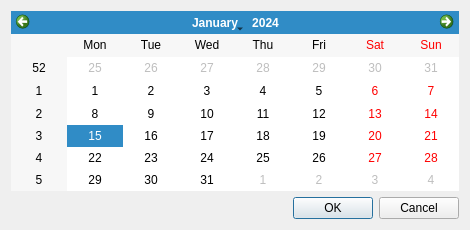
Above: StatConnexion/dialogueSelectionDate.ui from obuloup/StatConnexion before the change. Below: the same form after it.
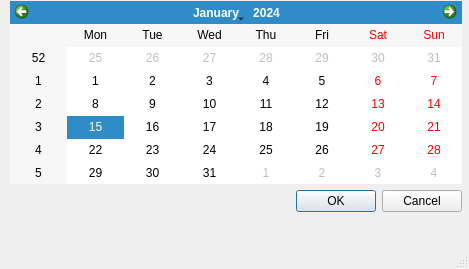
That is the form after the change.

```diff
--- a/StatConnexion/dialogueSelectionDate.ui
+++ b/StatConnexion/dialogueSelectionDate.ui
@@ -1,33 +1,57 @@
 <?xml version="1.0" encoding="UTF-8"?>
 <ui version="4.0">
- <class>selectionDateDialogue</class>
- <widget class="QDialog" name="selectionDateDialogue">
+ <class>MainWindow</class>
+ <widget class="QMainWindow" name="MainWindow">
   <property name="geometry">
    <rect>
     <x>0</x>
     <y>0</y>
-    <width>470</width>
-    <height>230</height>
+    <width>469</width>
+    <height>269</height>
    </rect>
   </property>
   <property name="windowTitle">
    <string>Dialogue de selection de date</string>
   </property>
-  <layout class="QGridLayout" name="gridLayout">
-   <item row="0" column="0">
-    <widget class="QCalendarWidget" name="calendarWidget"/>
-   </item>
-   <item row="1" column="0">
-    <widget class="QDialogButtonBox" name="buttonBox">
-     <property name="orientation">
-      <enum>Qt::Horizontal</enum>
-     </property>
-     <property name="standardButtons">
-      <set>QDialogButtonBox::Cancel|QDialogButtonBox::Ok</set>
-     </property>
-    </widget>
-   </item>
-  </layout>
+  <widget class="QWidget" name="centralwidget">
+   <widget class="QCalendarWidget" name="calendarWidget">
+    <property name="geometry">
+     <rect>
+      <x>10</x>
+      <y>1</y>
+      <width>452</width>
+      <height>183</height>
+     </rect>
+    </property>
+   </widget>
+   <widget class="QDialogButtonBox" name="buttonBox">
+    <property name="geometry">
+     <rect>
+      <x>10</x>
+      <y>190</y>
+      <width>452</width>
+      <height>23</height>
+     </rect>
+    </property>
+    <property name="orientation">
+     <enum>Qt::Horizontal</enum>
+    </property>
+    <property name="standardButtons">
+     <set>QDialogButtonBox::Cancel|QDialogButtonBox::Ok</set>
+    </property>
+   </widget>
+  </widget>
+  <widget class="QMenuBar" name="menubar">
+   <property name="geometry">
+    <rect>
+     <x>0</x>
+     <y>0</y>
+     <width>469</width>
+     <height>21</height>
+    </rect>
+   </property>
+  </widget>
+  <widget class="QStatusBar" name="statusbar"/>
  </widget>
  <resources/>
  <connections>
```
Left out of the diff: 37 changed lines with no effect on the pictures.
